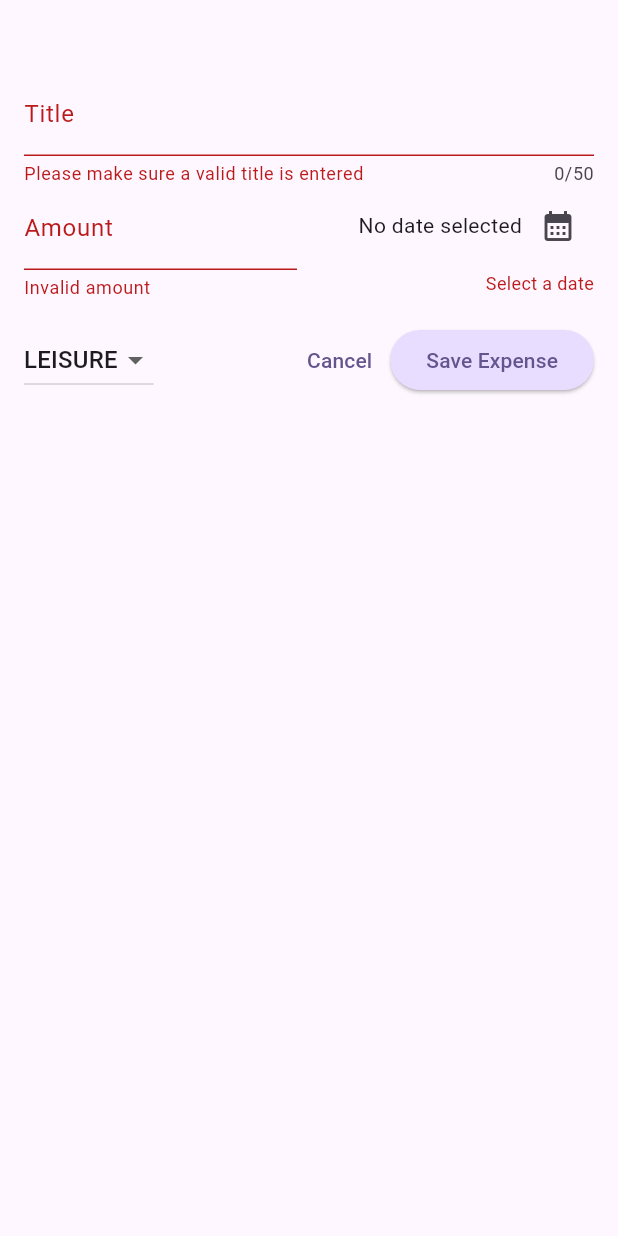
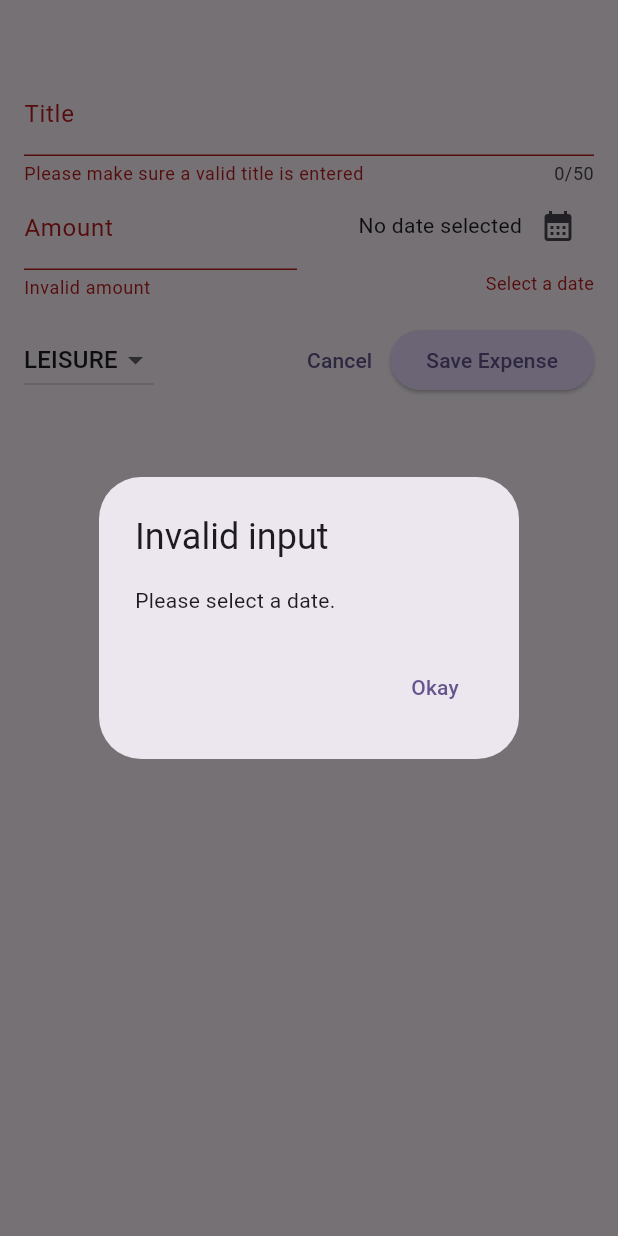
Before and after one commit to Alex-Yu21/expense_tracker, a Flutter app: the NewExpense widget shown alone on an empty page, opened directly with empty values, after a tap on "Save Expense", on a phone screen of 412 x 824 dp. Run offline on Flutter 3.47's test engine with Material 3 defaults, Android fonts, the phone set to English and light mode, and no system bars.

Commit message:
Fix. improved date validation, keyboard dismissal and UI structure

```diff
--- a/lib/widgets/new_expense.dart
+++ b/lib/widgets/new_expense.dart
@@ -89,14 +89,13 @@ class _NewExpenseState extends State<NewExpense> {
           padding: EdgeInsets.fromLTRB(16, 48, 16, keyboardSpace + 16),
           child: Form(
             key: _formKey,
+            autovalidateMode: AutovalidateMode.onUserInteraction,
             child: Column(
               children: [
                 TextFormField(
                   controller: _titleController,
                   maxLength: 50,
-                  decoration: InputDecoration(
-                    labelText: 'Title',
-                  ),
+                  decoration: InputDecoration(labelText: 'Title'),
                   validator: (value) {
                     if (value == null || _titleController.text.trim().isEmpty) {
                       return 'Please make sure a valid title is entered';
@@ -128,19 +127,9 @@ class _NewExpenseState extends State<NewExpense> {
                         ),
                       ),
                     ),
-                    SizedBox(
-                      width: 16,
-                    ),
+                    SizedBox(width: 16),
                     Expanded(
-                      child: FormField<DateTime>(
-                        validator: (value) {
-                          if (_selectedDate == null) {
-                            return 'Select a date';
-                          }
-                          return null;
-                        },
-                        builder: (fieldState) {
-                          return Column(
+                      child: Column(
                         crossAxisAlignment: CrossAxisAlignment.end,
                         children: [
                           Row(
@@ -151,25 +140,23 @@ class _NewExpenseState extends State<NewExpense> {
                                   ? 'No date selected'
                                   : formatter.format(_selectedDate!)),
                               IconButton(
-                                    icon: Icon(Icons.calendar_month),
+                                icon: const Icon(Icons.calendar_month),
                                 onPressed: () async {
-                                      final pickedDate =
-                                          await _presentDatePicker();
+                                  final pickedDate = await _presentDatePicker();
                                   if (pickedDate != null) {
                                     setState(() {
                                       _selectedDate = pickedDate;
                                     });
-                                        fieldState.didChange(pickedDate);
                                   }
                                 },
                               ),
                             ],
                           ),
-                              if (fieldState.hasError)
+                          if (_selectedDate == null)
                             Padding(
                               padding: const EdgeInsets.only(top: 6),
                               child: Text(
-                                    fieldState.errorText!,
+                                "Select a date",
                                 style: TextStyle(
                                   color: Theme.of(context).colorScheme.error,
                                   fontSize: 12,
@@ -177,15 +164,11 @@ class _NewExpenseState extends State<NewExpense> {
                               ),
                             ),
                         ],
-                          );
-                        },
                       ),
                     ),
                   ],
                 ),
-                SizedBox(
-                  height: 16,
-                ),
+                SizedBox(height: 16),
                 Row(
                   children: [
                     DropdownButton(
@@ -194,17 +177,12 @@ class _NewExpenseState extends State<NewExpense> {
                           .map(
                             (category) => DropdownMenuItem(
                               value: category,
-                              child: Text(
-                                category.name.toUpperCase(),
-                              ),
+                              child: Text(category.name.toUpperCase()),
                             ),
                           )
                           .toList(),
                       onChanged: (value) {
-                        if (value == null) {
-                          return;
-                        }
-
+                        if (value == null) return;
                         setState(() {
                           _selectedCategory = value;
                         });
@@ -219,12 +197,30 @@ class _NewExpenseState extends State<NewExpense> {
                     ),
                     ElevatedButton(
                       onPressed: () {
-                        if (_formKey.currentState!.validate()) {
+                        FocusScope.of(context).unfocus();
+                        if (_formKey.currentState!.validate() &&
+                            _selectedDate != null) {
                           _submitExpenseData();
+                        } else if (_selectedDate == null) {
+                          showDialog(
+                            context: context,
+                            builder: (ctx) => AlertDialog(
+                              title: const Text('Invalid input'),
+                              content: const Text('Please select a date.'),
+                              actions: [
+                                TextButton(
+                                  onPressed: () {
+                                    Navigator.pop(ctx);
+                                  },
+                                  child: const Text('Okay'),
+                                )
+                              ],
+                            ),
+                          );
                         }
                       },
                       child: const Text('Save Expense'),
-                    )
+                    ),
                   ],
                 ),
               ],
```
Lines whose indentation alone changed are shown as unchanged.
